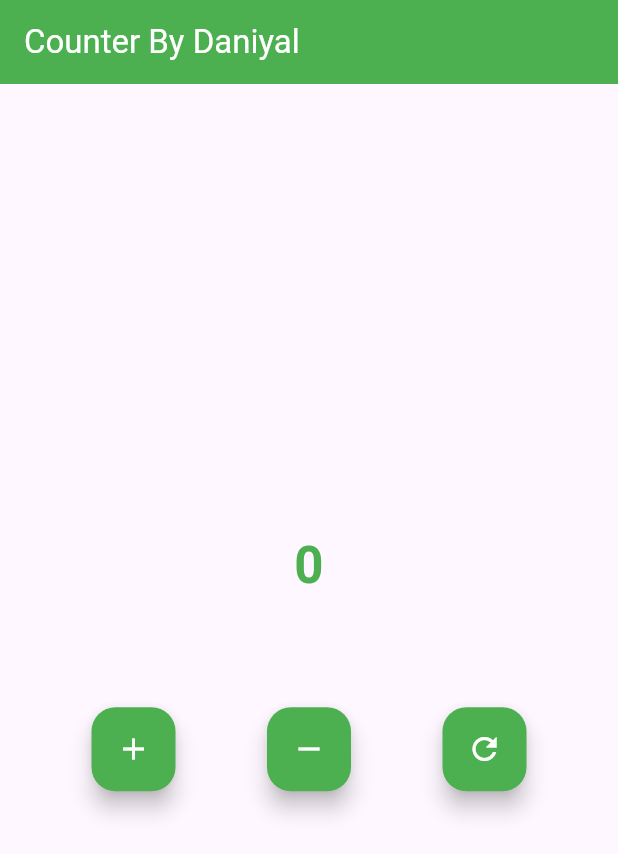
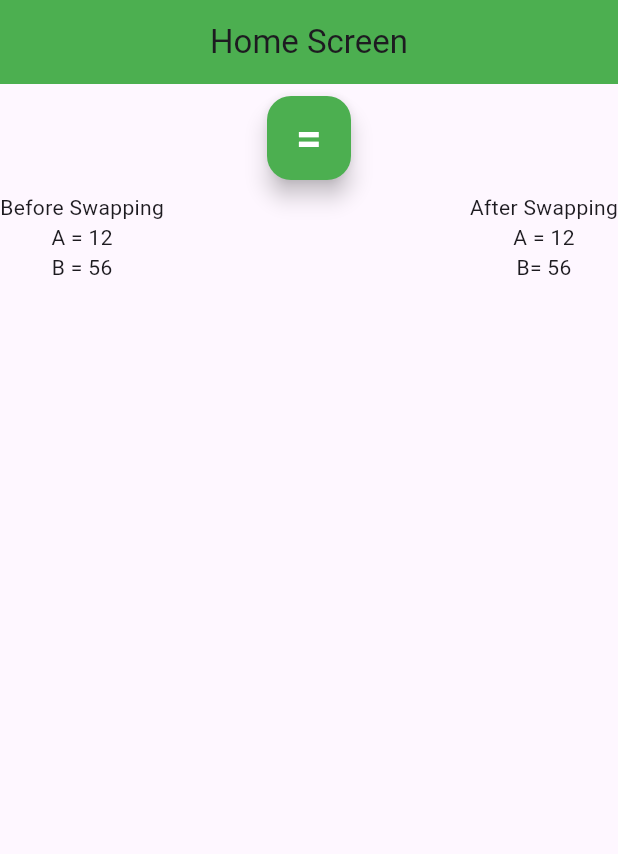
Before and after one commit to Daniyal842/Second-Project, a Flutter app: the screen it shows after launch, on a phone screen of 412 x 824 dp. Shown: the top 854 px of the screen. Run offline on Flutter 3.47's test engine with Material 3 defaults, Android fonts, the phone set to English and light mode, and no system bars.

Commit message:
login screen and home screen

```diff
--- /dev/null
+++ b/lib/homescreen.dart
@@ -0,0 +1,70 @@
+import 'package:flutter/material.dart';
+
+class Homescreen extends StatefulWidget {
+  const Homescreen({super.key});
+
+  @override
+  State<Homescreen> createState() => _HomescreenState();
+}
+
+class _HomescreenState extends State<Homescreen> {
+  int n1 = 12;
+  int n2 = 56;
+  int n3=0;
+  @override
+  Widget build(BuildContext context) {
+    return Scaffold(
+      appBar: AppBar(
+        backgroundColor: Colors.green,
+        title: Text("Home Screen"),
+        centerTitle: true,
+      ),
+      body: Column(
+        children: [
+          Padding(
+            padding: const EdgeInsets.all(8.0),
+            child: FloatingActionButton(
+              backgroundColor: Colors.green,
+              child: Text(
+                "=",
+                style: TextStyle(
+                    fontSize: 30,
+                    fontWeight: FontWeight.bold,
+                    color: Colors.white),
+              ),
+              onPressed: (){
+                n3=n1+n2;
+                n1=n3-n1;
+                n2=n3-n2;
+                setState(() {
+
+                });
+                print('$n1');
+                print('$n2');
+              },
+            ),
+          ),
+          Row(
+            mainAxisAlignment: MainAxisAlignment.spaceBetween,
+            children: [
+              Column(
+                children: [
+                  Text("Before Swapping"),
+                  Text("A = 12"),
+                  Text("B = 56"),
+                ],
+              ),
+              Column(
+                children: [
+                  Text("After Swapping"),
+                  Text('A = $n1'),
+                  Text('B= $n2'),
+                ],
+              ),
+            ],
+          ),
+        ],
+      ),
+    );
+  }
+}
--- a/lib/main.dart
+++ b/lib/main.dart
@@ -1,7 +1,9 @@
 import 'package:flutter/material.dart';
 import 'package:secondproject/calculatorscreen.dart';
 import 'package:secondproject/counterappscreen.dart';
+import 'package:secondproject/homescreen.dart';
 import 'package:secondproject/inputcalculatorscreen.dart';
+import 'package:secondproject/loginscreen.dart';
 import 'package:secondproject/signupscreen.dart';
 
 void main() {
@@ -15,7 +17,7 @@ class MyApp extends StatelessWidget {
   Widget build(BuildContext context) {
     return MaterialApp(
       debugShowCheckedModeBanner: false,
-      home: Counterappscreen()
+      home: Homescreen()
     );
   }
 }
```
Also changed, not shown: lib/loginscreen.dart (added, +90 -0 lines).
